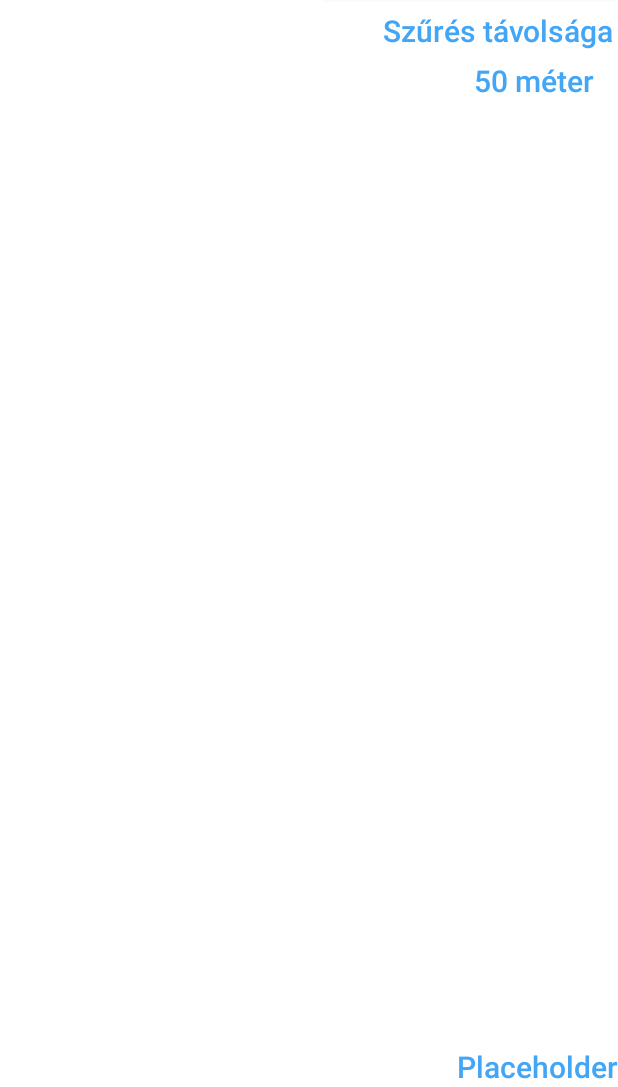
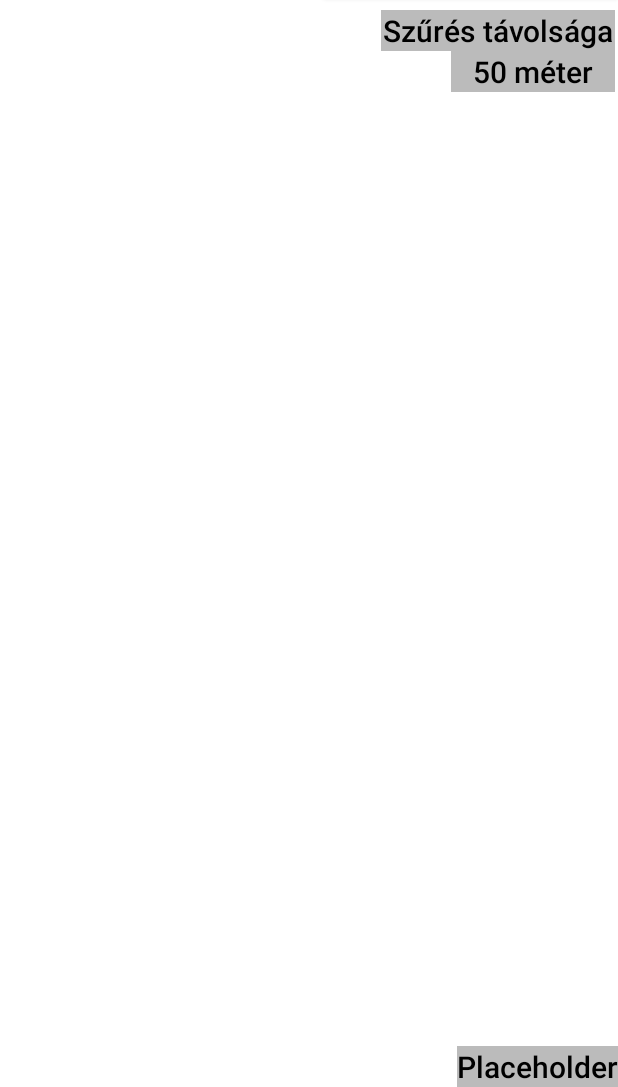
Before and after one commit to rigopeti96/crowdsense_bkk, an Android app: the screen it shows after launch (MainActivity), on a phone screen of 412 x 824 dp, the part 149-1236 px from its top. Run offline under Robolectric (Android 15) with nearby library versions, the phone set to English and light mode, and no system bars; our stand-ins replace Room's generated code.

Commit message:
Color refactor

```diff
--- a/app/src/main/res/layout/activity_main.xml
+++ b/app/src/main/res/layout/activity_main.xml
@@ -42,7 +42,8 @@
             android:text="@string/search_range"
             android:textAlignment="center"
             android:textAppearance="@style/TextAppearance.AppCompat.Body2"
-            android:textColor="@color/colorPrimary"
+            android:background="#44000000"
+            android:textColor="@color/textDark"
             android:textSize="20sp" />
 
         <TextView
@@ -53,7 +54,8 @@
             android:text="@string/placeholder"
             android:textAlignment="textEnd"
             android:textAppearance="@style/TextAppearance.AppCompat.Body2"
-            android:textColor="@color/colorPrimary"
+            android:background="#44000000"
+            android:textColor="@color/textDark"
             android:textSize="20sp"
             android:layout_alignParentEnd="true"
             android:layout_alignParentBottom="true"
@@ -67,13 +69,14 @@
             android:layout_alignStart="@+id/btnSendProblem"
             android:layout_alignParentEnd="true"
             android:layout_gravity="center"
-            android:layout_marginStart="87dp"
-            android:layout_marginTop="6dp"
-            android:layout_marginEnd="1dp"
+            android:layout_marginStart="86dp"
+            android:layout_marginTop="0dp"
+            android:layout_marginEnd="2dp"
+            android:background="#44000000"
             android:text="@string/placeholder"
             android:textAlignment="center"
             android:textAppearance="@style/TextAppearance.AppCompat.Body2"
-            android:textColor="@color/colorPrimary"
+            android:textColor="@color/textDark"
             android:textSize="20sp" />
 
     </RelativeLayout>
```
